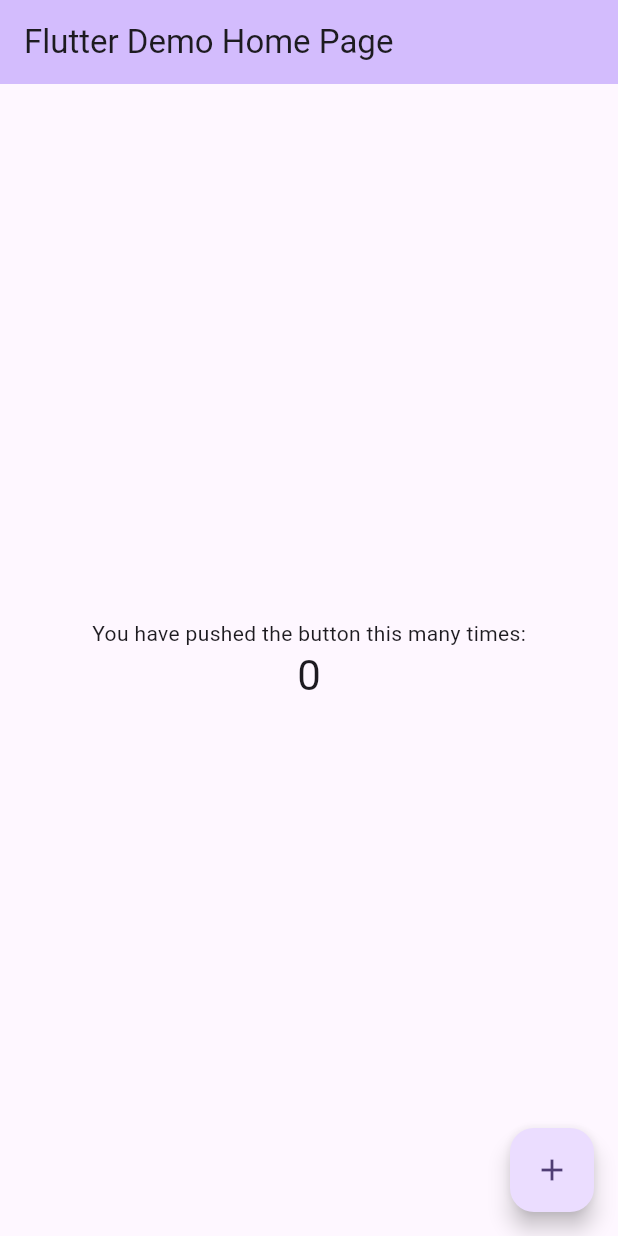
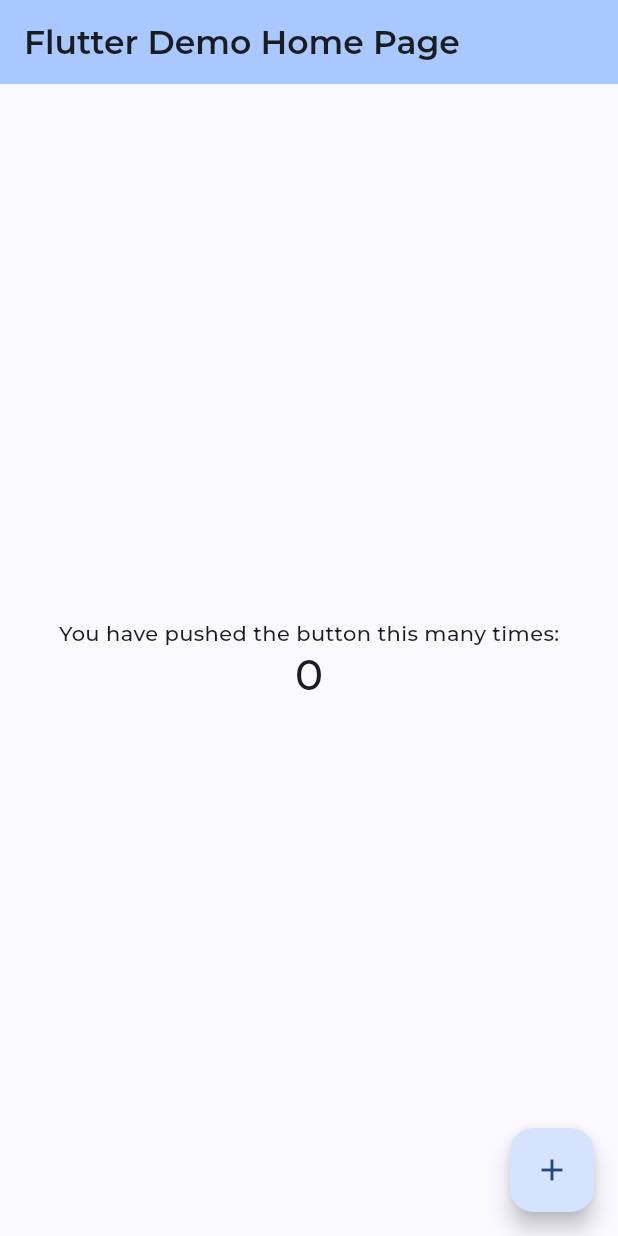
Before and after one commit to Luis270100/FitLifeHub, a Flutter app: the screen it shows after launch, on a phone screen of 412 x 824 dp. Run offline on Flutter 3.47's test engine with Material 2 defaults, Android fonts, the phone set to English and light mode, and no system bars; our stand-ins replace equatable, flutter_dotenv, google_fonts.

Commit message:
feat: add themes config

```diff
--- a/lib/app.dart
+++ b/lib/app.dart
@@ -1,3 +1,5 @@
+import 'package:common/utils/themes/dark_theme.dart';
+import 'package:common/utils/themes/light_theme.dart';
 import 'package:flutter/material.dart';
 
 class MyApp extends StatelessWidget {
@@ -9,10 +11,8 @@ class MyApp extends StatelessWidget {
   Widget build(BuildContext context) {
     return MaterialApp(
       title: 'Flutter Demo',
-      theme: ThemeData(
-        colorScheme: ColorScheme.fromSeed(seedColor: Colors.deepPurple),
-        useMaterial3: true,
-      ),
+      theme: LightTheme.theme(),
+      darkTheme: DarkTheme.theme(),
       home: const MyHomePage(title: 'Flutter Demo Home Page'),
     );
   }
--- /dev/null
+++ b/modules/common/lib/utils/themes/dark_theme.dart
@@ -0,0 +1,41 @@
+import 'package:flutter/material.dart';
+import 'package:google_fonts/google_fonts.dart';
+
+class DarkTheme {
+  static ThemeData theme() => ThemeData(
+        colorScheme: ColorScheme.fromSeed(
+          seedColor: const Color(0xFF1F487E),
+          primary: const Color(0xFF1F487E),
+          secondary: const Color(0xFF232e21),
+          error: const Color(0xFFE71D36),
+        ),
+        useMaterial3: true,
+        fontFamily: GoogleFonts.montserrat().fontFamily,
+        textTheme: TextTheme(
+          bodyMedium: GoogleFonts.montserrat(
+            fontSize: 14,
+            fontWeight: FontWeight.w500,
+          ),
+          bodyLarge: GoogleFonts.montserrat(
+            fontSize: 16,
+            fontWeight: FontWeight.w500,
+          ),
+          titleMedium: GoogleFonts.montserrat(
+            fontSize: 16,
+            fontWeight: FontWeight.w600,
+          ),
+          titleLarge: GoogleFonts.montserrat(
+            fontSize: 22,
+            fontWeight: FontWeight.w600,
+          ),
+          headlineMedium: GoogleFonts.montserrat(
+            fontSize: 28,
+            fontWeight: FontWeight.w500,
+          ),
+          headlineLarge: GoogleFonts.montserrat(
+            fontSize: 32,
+            fontWeight: FontWeight.w500,
+          ),
+        ),
+      );
+}
--- /dev/null
+++ b/modules/common/lib/utils/themes/light_theme.dart
@@ -0,0 +1,41 @@
+import 'package:flutter/material.dart';
+import 'package:google_fonts/google_fonts.dart';
+
+class LightTheme {
+  static ThemeData theme() => ThemeData(
+        colorScheme: ColorScheme.fromSeed(
+          seedColor: const Color(0xFF1F487E),
+          primary: const Color(0xFF1F487E),
+          secondary: const Color(0xFF232e21),
+          error: const Color(0xFFE71D36),
+        ),
+        useMaterial3: true,
+        fontFamily: GoogleFonts.montserrat().fontFamily,
+        textTheme: TextTheme(
+          bodyMedium: GoogleFonts.montserrat(
+            fontSize: 14,
+            fontWeight: FontWeight.w500,
+          ),
+          bodyLarge: GoogleFonts.montserrat(
+            fontSize: 16,
+            fontWeight: FontWeight.w500,
+          ),
+          titleMedium: GoogleFonts.montserrat(
+            fontSize: 16,
+            fontWeight: FontWeight.w600,
+          ),
+          titleLarge: GoogleFonts.montserrat(
+            fontSize: 22,
+            fontWeight: FontWeight.w600,
+          ),
+          headlineMedium: GoogleFonts.montserrat(
+            fontSize: 28,
+            fontWeight: FontWeight.w500,
+          ),
+          headlineLarge: GoogleFonts.montserrat(
+            fontSize: 32,
+            fontWeight: FontWeight.w500,
+          ),
+        ),
+      );
+}
--- a/modules/common/pubspec.yaml
+++ b/modules/common/pubspec.yaml
@@ -11,6 +11,7 @@ environment:
 dependencies:
   flutter:
     sdk: flutter
+  google_fonts: ^6.1.0
 
 dev_dependencies:
   flutter_test:
--- a/pubspec.yaml
+++ b/pubspec.yaml
@@ -32,8 +32,8 @@ dev_dependencies:
   very_good_analysis: ^5.1.0
   flutter_launcher_icons: ^0.13.1
 
+
 flutter:
-
   uses-material-design: true
 
   assets:
```
Also changed, not shown: pubspec.lock, 6 other files.
